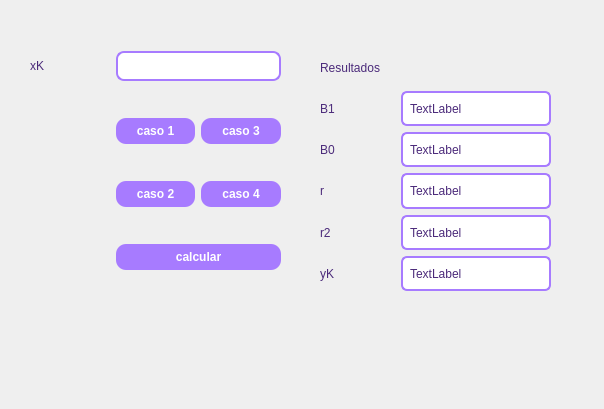
yurandcontreras67-b/yurandArmando, file gui/ventana_psp_1.ui: the form before one commit.
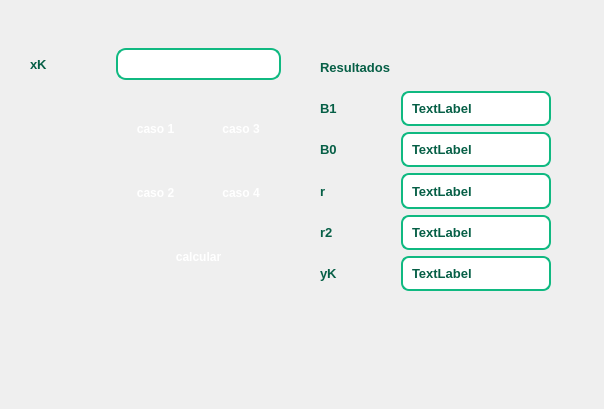
The form after the commit.

Patch:
```diff
--- a/gui/ventana_psp_1.ui
+++ b/gui/ventana_psp_1.ui
@@ -14,30 +14,51 @@
    <string>Ejercicio PSP1</string>
   </property>
   <property name="styleSheet">
-   <string notr="true">
-
-QMainWindow {
-    background-color: #f3f0ff;
+   <string notr="true">QMainWindow {
+background: qlineargradient(
+spread:pad,
+x1:0, y1:0, x2:1, y2:1,
+stop:0 #ecfdf5,
+stop:1 #d1fae5
+);
 }
 
+/* Etiquetas generales */
 QLabel {
-    color: #4b2a7a;
-    font-size: 12px;
+color: #065f46;
+font-size: 13px;
+font-weight: 500;
 }
 
+/* Campos de texto */
 QLineEdit {
-    background-color: white;
-    border: 2px solid #a77bff;
-    border-radius: 8px;
-    padding: 5px;
+background-color: #ffffff;
+border: 2px solid #10b981;
+border-radius: 10px;
+padding: 6px;
+color: #064e3b;
+selection-background-color: #10b981;
+selection-color: black;
 }
 
+QLineEdit:focus {
+border: 2px solid #34d399;
+background-color: #ffffff;
+}
+
+/* Botones */
 QPushButton {
-    background-color: #a77bff;
-    color: white;
-    border-radius: 10px;
-    padding: 6px;
-    font-weight: bold;
+background: qlineargradient(
+spread:pad,
+x1:0, y1:0, x2:1, y2:0,
+stop:0 #34d399,
+stop:1 #059669
+);
+color: white;
+border-radius: 12px;
+padding: 8px;
+font-weight: bold;
+border: none;
 }
 
 QPushButton:hover {
@@ -48,15 +69,29 @@
     background-color: #6f3fd1;
 }
 
+/* Labels destacados */
 QLabel#label_B0,
 QLabel#label_B1,
 QLabel#label_r,
 QLabel#label_r2,
 QLabel#label_yk {
-    background-color: white;
-    border: 2px solid #a77bff;
-    border-radius: 6px;
-    padding: 4px;
+background-color: #ffffff;
+border: 2px solid #10b981;
+border-radius: 8px;
+padding: 6px;
+color: #065f46;
+font-weight: bold;
+font-size: 13px;
+}
+
+/* Hover tipo tarjeta */
+QLabel#label_B0:hover,
+QLabel#label_B1:hover,
+QLabel#label_r:hover,
+QLabel#label_r2:hover,
+QLabel#label_yk:hover {
+border: 2px solid #34d399;
+background-color: #d1fae5;
 }
 </string>
   </property>
@@ -75,6 +110,8 @@
       <property name="font">
        <font>
         <pointsize>-1</pointsize>
+        <weight>62</weight>
+        <bold>true</bold>
        </font>
       </property>
       <property name="text">
@@ -87,6 +124,8 @@
       <property name="font">
        <font>
         <pointsize>-1</pointsize>
+        <weight>62</weight>
+        <bold>true</bold>
        </font>
       </property>
       <property name="text">
@@ -106,6 +145,8 @@
       <property name="font">
        <font>
         <pointsize>-1</pointsize>
+        <weight>62</weight>
+        <bold>true</bold>
        </font>
       </property>
       <property name="text">
@@ -125,6 +166,8 @@
       <property name="font">
        <font>
         <pointsize>-1</pointsize>
+        <weight>62</weight>
+        <bold>true</bold>
        </font>
       </property>
       <property name="text">
@@ -144,6 +187,8 @@
       <property name="font">
        <font>
         <pointsize>-1</pointsize>
+        <weight>62</weight>
+        <bold>true</bold>
        </font>
       </property>
       <property name="text">
@@ -163,6 +208,8 @@
       <property name="font">
        <font>
         <pointsize>-1</pointsize>
+        <weight>62</weight>
+        <bold>true</bold>
        </font>
       </property>
       <property name="text">
```
Left out of the diff: 9 changed lines with no effect on the pictures.
